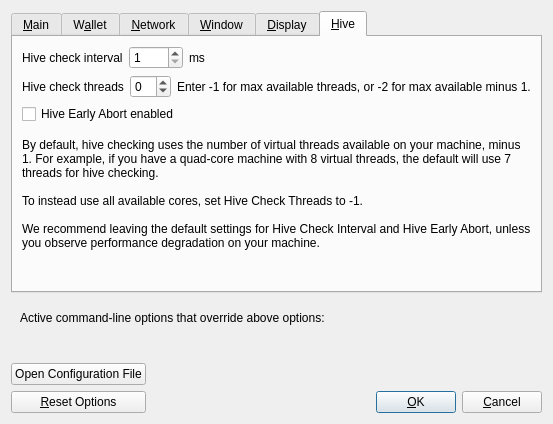
litecoincash-project/litecoincash, file src/qt/forms/optionsdialog.ui: the form before one commit.
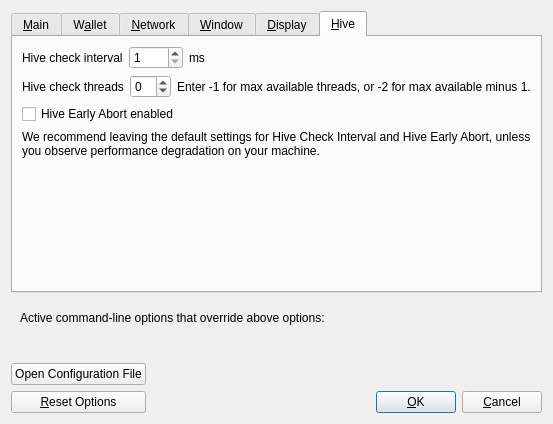
The form after the commit. Custom widgets are drawn as their Qt base class.

Commit message: Quality of life fixes: Intermittent startup crash fixed; macos UI issues fixed; ICC profiles fixed; Hive tab layout tweaked to allow smaller wallet size; maxoutboundconnections param added.

```diff
--- a/src/qt/forms/optionsdialog.ui
+++ b/src/qt/forms/optionsdialog.ui
@@ -749,30 +749,10 @@
          </item>
         </layout>
        </item>
-       <item>
-        <spacer name="verticalSpacer_3">
-         <property name="orientation">
-          <enum>Qt::Vertical</enum>
-         </property>
-         <property name="sizeType">
-          <enum>QSizePolicy::Fixed</enum>
-         </property>
-         <property name="sizeHint" stdset="0">
-          <size>
-           <width>20</width>
-           <height>8</height>
-          </size>
-         </property>
-        </spacer>
-       </item>
        <item>
         <widget class="QLabel" name="label_5">
          <property name="text">
-          <string>By default, hive checking uses the number of virtual threads available on your machine, minus 1. For example, if you have a quad-core machine with 8 virtual threads, the default will use 7 threads for hive checking.
-
-To instead use all available cores, set Hive Check Threads to -1.
-
-We recommend leaving the default settings for Hive Check Interval and Hive Early Abort, unless you observe performance degradation on your machine.</string>
+          <string>We recommend leaving the default settings for Hive Check Interval and Hive Early Abort, unless you observe performance degradation on your machine.</string>
          </property>
          <property name="wordWrap">
           <bool>true</bool>
```
The commit also changes 80 other files.
